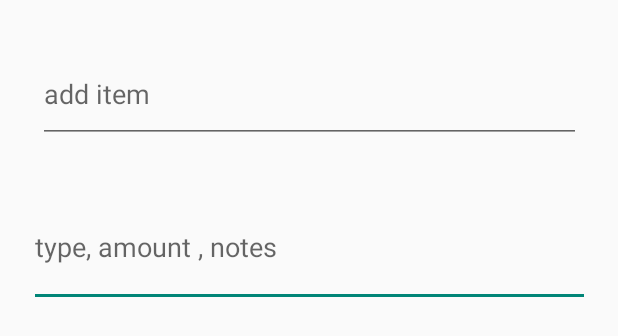
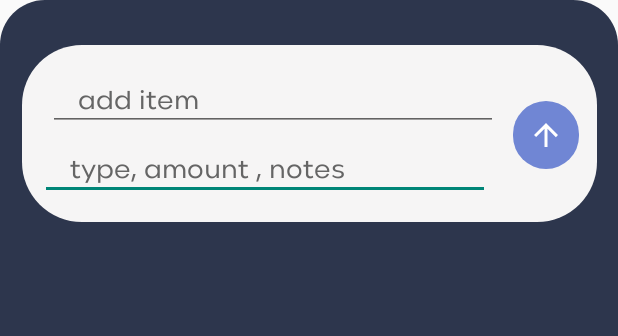
Before and after one commit to iris-g/FinalProject, an Android app: the layout dialog.xml on its own in the app's theme, with its tools: preview values and no code run, on a phone screen of 412 x 824 dp. Shown: the top 336 px of the screen. Run offline under Robolectric (Android 15) with nearby library versions, the phone set to English and light mode, and no system bars.

Commit message:
edit list dialog

```diff
--- a/app/src/main/java/com/example/finalproject/EditListActivity.java
+++ b/app/src/main/java/com/example/finalproject/EditListActivity.java
@@ -1,14 +1,21 @@
 package com.example.finalproject;
 
 import android.app.AlertDialog;
+import android.app.Dialog;
 import android.content.DialogInterface;
+import android.graphics.Color;
+import android.graphics.drawable.ColorDrawable;
 import android.os.Bundle;
 import android.text.InputType;
 import android.util.Log;
+import android.view.Gravity;
 import android.view.View;
+import android.view.ViewGroup;
+import android.view.Window;
 import android.widget.Button;
 import android.widget.CheckBox;
 import android.widget.EditText;
+import android.widget.ImageButton;
 import android.widget.TextView;
 
 import androidx.annotation.NonNull;
@@ -50,6 +57,7 @@ public class EditListActivity extends DrawerBaseActivity {
     TextView items;
     CheckBox chkYourCheckBox;
 
+    Dialog dialog;
     /**in order to bind the drawer(side menu)*/
     ActivityMain1Binding activityMain1Binding;
 
@@ -124,18 +132,21 @@ public class EditListActivity extends DrawerBaseActivity {
             @Override
             public void onClick(View view) {
 
-                /*create dialog for adding items*/
-                AlertDialog.Builder builder = new AlertDialog.Builder(EditListActivity.this);
-                View mView =  getLayoutInflater().inflate(R.layout.dialog, null);
-                final EditText name_input = (EditText) mView.findViewById(R.id.item_name);
-                final EditText data_input = (EditText) mView.findViewById(R.id.description_data);
-                name_input.setInputType(InputType.TYPE_CLASS_TEXT );
-                data_input.setInputType(InputType.TYPE_CLASS_TEXT );
-                builder.setCancelable(false);
-                builder.setView(mView);
-                builder.setPositiveButton("Ok", new DialogInterface.OnClickListener() {
+                dialog = new Dialog(EditListActivity.this);
+                dialog.requestWindowFeature(Window.FEATURE_NO_TITLE);
+                dialog.setContentView(R.layout.dialog);
+
+                /**New item name*/
+                final EditText name_input = dialog.findViewById(R.id.item_name);
+
+                /**New item description*/
+                final EditText data_input = dialog.findViewById(R.id.description_data);
+
+                /**add item button*/
+                final ImageButton okBtn = dialog.findViewById(R.id.ok_button);
+                okBtn.setOnClickListener(new View.OnClickListener() {
                     @Override
-                    public void onClick(DialogInterface dialog, int which) {
+                    public void onClick(View v) {
                         dialog.dismiss();
                             name[0] = name_input.getText().toString();
                             additionalData[0] = data_input.getText().toString();
@@ -144,12 +155,14 @@ public class EditListActivity extends DrawerBaseActivity {
                             adapter.notifyDataSetChanged();
                             /** update items number in live data **/
                             items.setText(String.valueOf(adapter.getItemCount()));
-
                     }
                 });
-                AlertDialog dialog = builder.create();
+
                 dialog.show();
-
+                dialog.getWindow().setLayout(ViewGroup.LayoutParams.MATCH_PARENT,ViewGroup.LayoutParams.WRAP_CONTENT);
+                dialog.getWindow().setBackgroundDrawable(new ColorDrawable(Color.TRANSPARENT));
+                dialog.getWindow().getAttributes().windowAnimations = R.style.DialogAnimation;
+                dialog.getWindow().setGravity(Gravity.BOTTOM);
             }
         });
 
--- /dev/null
+++ b/app/src/main/res/drawable/dialog_add_item_bg.xml
@@ -0,0 +1,14 @@
+<?xml version="1.0" encoding="utf-8"?>
+<shape xmlns:android="http://schemas.android.com/apk/res/android">
+    <solid
+        android:color="@color/add_item_dialog_bg_color"/>
+    <corners
+        android:topLeftRadius="30dp"
+        android:topRightRadius="30dp"/>
+    <padding
+        android:left="10dp"
+        android:right="10dp"
+        android:top="10dp"
+        android:bottom="10dp"/>
+
+</shape>
--- /dev/null
+++ b/app/src/main/res/drawable/ic_arrow_upward.xml
@@ -0,0 +1,5 @@
+<vector android:height="24dp" android:tint="#FFFFFF"
+    android:viewportHeight="24" android:viewportWidth="24"
+    android:width="24dp" xmlns:android="http://schemas.android.com/apk/res/android">
+    <path android:fillColor="@android:color/white" android:pathData="M4,12l1.41,1.41L11,7.83V20h2V7.83l5.58,5.59L20,12l-8,-8 -8,8z"/>
+</vector>
--- a/app/src/main/res/layout/dialog.xml
+++ b/app/src/main/res/layout/dialog.xml
@@ -3,37 +3,81 @@
     xmlns:app="http://schemas.android.com/apk/res-auto"
     xmlns:tools="http://schemas.android.com/tools"
     android:layout_width="match_parent"
-    android:layout_height="match_parent">
+    android:layout_height="match_parent"
+    android:background="@drawable/dialog_add_item_bg">
+
+    <androidx.constraintlayout.widget.ConstraintLayout
+        android:id="@+id/white"
+        android:layout_width="383dp"
+        android:layout_height="118dp"
+        android:layout_marginTop="20dp"
+        android:background="@drawable/custom_round_button"
+        android:backgroundTint="#F6F5F5"
+        app:layout_constraintEnd_toEndOf="parent"
+        app:layout_constraintStart_toStartOf="parent"
+        app:layout_constraintTop_toBottomOf="@+id/textInputLayout2">
+
+        <com.google.android.material.textfield.TextInputEditText
+            android:id="@+id/description_data"
+            android:layout_width="300dp"
+            android:layout_height="wrap_content"
+            android:layout_marginStart="16dp"
+            android:layout_marginTop="2dp"
+            android:layout_marginEnd="8dp"
+            android:layout_marginBottom="16dp"
+            android:fontFamily="@font/canava_grotesk_regular"
+            android:hint="type, amount , notes"
+            android:paddingStart="20dp"
+            android:textColorHint="@color/intro_description_color"
+            app:layout_constraintBottom_toBottomOf="parent"
+            app:layout_constraintEnd_toStartOf="@+id/ok_button"
+            app:layout_constraintStart_toStartOf="parent"
+            app:layout_constraintTop_toBottomOf="@+id/item_name" />
+
+        <com.google.android.material.textfield.TextInputEditText
+            android:id="@+id/item_name"
+            android:layout_width="300dp"
+            android:layout_height="wrap_content"
+            android:layout_marginStart="15dp"
+            android:layout_marginTop="16dp"
+            android:layout_marginEnd="8dp"
+            android:layout_marginBottom="2dp"
+            android:fontFamily="@font/canava_grotesk_regular"
+            android:hint="add item"
+            android:paddingStart="20dp"
+            android:textColorHint="@color/intro_description_color"
+            app:layout_constraintBottom_toTopOf="@+id/description_data"
+            app:layout_constraintEnd_toStartOf="@+id/ok_button"
+            app:layout_constraintStart_toStartOf="parent"
+            app:layout_constraintTop_toTopOf="parent" />
+
+        <ImageButton
+            android:id="@+id/ok_button"
+            android:layout_width="44dp"
+            android:layout_height="45dp"
+            android:layout_marginStart="7dp"
+            android:layout_marginTop="37dp"
+            android:layout_marginEnd="16dp"
+            android:layout_marginBottom="36dp"
+            android:background="@drawable/custom_round_button"
+            android:backgroundTint="@color/button_background_color"
+            android:clickable="false"
+            android:saveEnabled="false"
+            android:textColorHint="@color/intro_description_color"
+            app:layout_constraintBottom_toBottomOf="parent"
+            app:layout_constraintEnd_toEndOf="parent"
+            app:layout_constraintStart_toEndOf="@+id/description_data"
+            app:layout_constraintTop_toTopOf="parent"
+            app:srcCompat="@drawable/ic_arrow_upward" />
+
+    </androidx.constraintlayout.widget.ConstraintLayout>
 
     <com.google.android.material.textfield.TextInputLayout
         android:id="@+id/textInputLayout2"
         android:layout_width="409dp"
         android:layout_height="wrap_content"
         app:layout_constraintTop_toTopOf="parent"
-        tools:layout_editor_absoluteX="1dp"
-        tools:ignore="MissingConstraints">
+        tools:ignore="MissingConstraints"
+        tools:layout_editor_absoluteX="1dp" />
 
-    </com.google.android.material.textfield.TextInputLayout>
-
-    <com.google.android.material.textfield.TextInputEditText
-        android:id="@+id/description_data"
-        android:layout_width="374dp"
-        android:layout_height="79dp"
-        android:layout_marginTop="104dp"
-        android:hint="type, amount , notes"
-        app:layout_constraintBottom_toBottomOf="parent"
-        app:layout_constraintEnd_toEndOf="parent"
-        app:layout_constraintStart_toStartOf="parent"
-        app:layout_constraintTop_toBottomOf="@+id/textInputLayout2"
-        app:layout_constraintVertical_bias="0.033" />
-
-    <com.google.android.material.textfield.TextInputEditText
-        android:id="@+id/item_name"
-        android:layout_width="362dp"
-        android:layout_height="65dp"
-        android:hint="add item"
-        app:layout_constraintBottom_toTopOf="@+id/description_data"
-        app:layout_constraintEnd_toEndOf="parent"
-        app:layout_constraintStart_toStartOf="parent"
-        app:layout_constraintTop_toTopOf="parent" />
 </androidx.constraintlayout.widget.ConstraintLayout>
--- a/app/src/main/res/values/colors.xml
+++ b/app/src/main/res/values/colors.xml
@@ -29,6 +29,7 @@
     <color name="tab_indicator_gray">#C4C4C4</color>
     <color name="intro_title_color">#000000</color>
     <color name="intro_description_color">#656565</color>
+    <color name="add_item_dialog_bg_color">#2D364D</color>
 
     <color name="pic_btn_color">#313435</color>
 
```
